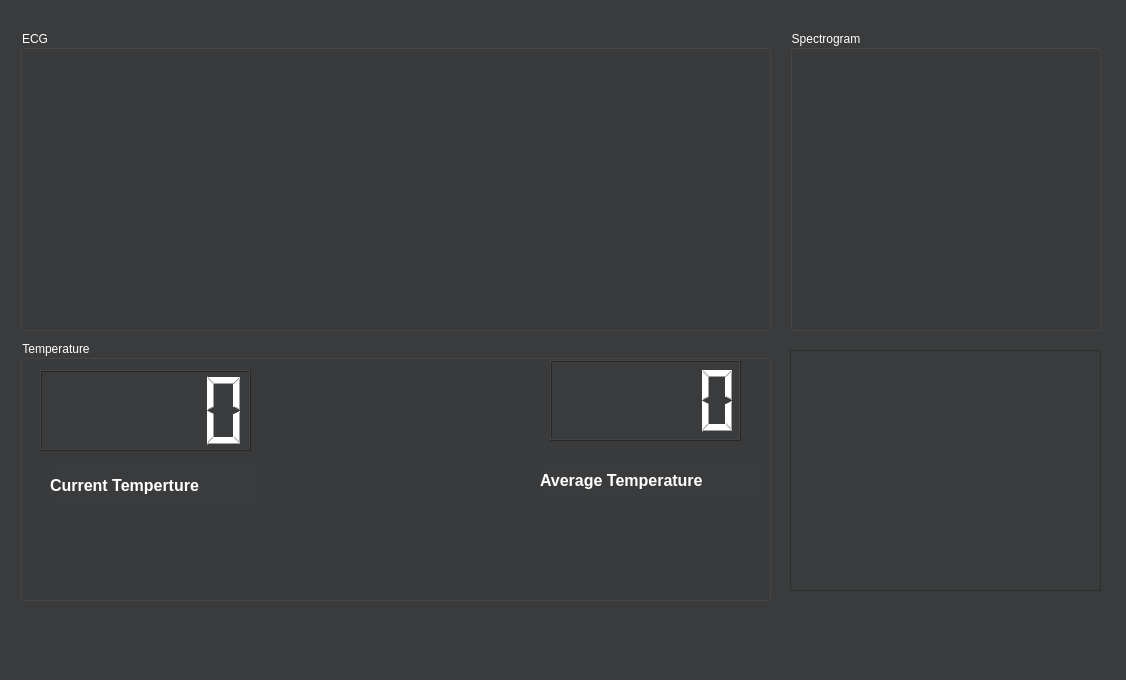
First picture: the form in Design.ui, repository MoHazem02/Patient-Monitor, before the edit.
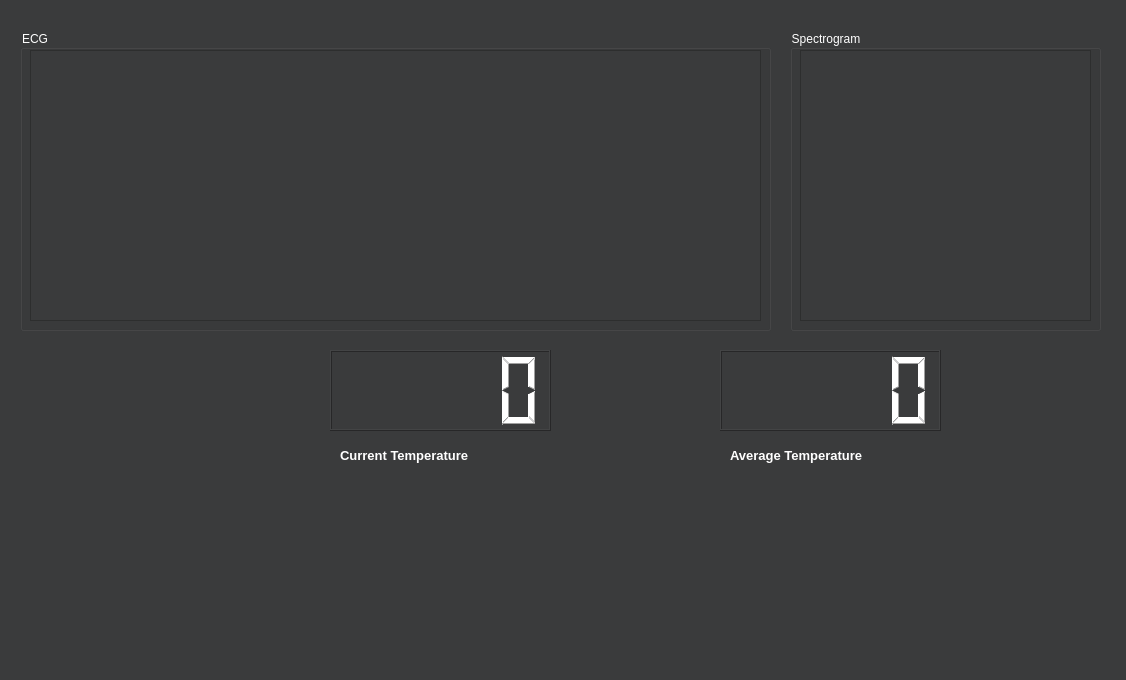
Second picture: the form after the edit. Icons and pictures are not drawn. Custom widgets are drawn as their Qt base class.

Patch:
```diff
--- a/Design.ui
+++ b/Design.ui
@@ -10,6 +10,18 @@
     <height>680</height>
    </rect>
   </property>
+  <property name="minimumSize">
+   <size>
+    <width>1126</width>
+    <height>680</height>
+   </size>
+  </property>
+  <property name="maximumSize">
+   <size>
+    <width>1126</width>
+    <height>680</height>
+   </size>
+  </property>
   <property name="windowTitle">
    <string>Patient Monitor</string>
   </property>
@@ -19,10 +31,12 @@
   </property>
   <property name="styleSheet">
    <string notr="true">background-color:#3A3B3C;
-color: white;</string>
+background-image: url(:/images/Assets/bg2.jpg);
+color: white;
+</string>
   </property>
   <widget class="QWidget" name="centralwidget">
-   <widget class="PlotWidget" name="groupBox">
+   <widget class="QGroupBox" name="groupBox">
     <property name="geometry">
      <rect>
       <x>20</x>
@@ -34,6 +48,16 @@
     <property name="title">
      <string>ECG</string>
     </property>
+    <widget class="PlotWidget" name="ECG_Graph">
+     <property name="geometry">
+      <rect>
+       <x>10</x>
+       <y>20</y>
+       <width>731</width>
+       <height>271</height>
+      </rect>
+     </property>
+    </widget>
    </widget>
    <widget class="QGroupBox" name="groupBox_2">
     <property name="geometry">
@@ -47,25 +71,33 @@
     <property name="title">
      <string>Spectrogram</string>
     </property>
-   </widget>
-   <widget class="QGroupBox" name="groupBox_3">
+    <widget class="QGraphicsView" name="spectrogram">
+     <property name="geometry">
+      <rect>
+       <x>10</x>
+       <y>20</y>
+       <width>291</width>
+       <height>271</height>
+      </rect>
+     </property>
+    </widget>
+   </widget>
+   <widget class="QLCDNumber" name="current_temp_LCD">
     <property name="geometry">
      <rect>
-      <x>20</x>
-      <y>340</y>
-      <width>751</width>
-      <height>261</height>
+      <x>330</x>
+      <y>350</y>
+      <width>221</width>
+      <height>81</height>
      </rect>
     </property>
-    <property name="title">
-     <string>Temperature</string>
-    </property>
-    <widget class="QLCDNumber" name="lcdNumber">
+   </widget>
+   <widget class="QLCDNumber" name="average_temp_LCD">
      <property name="geometry">
       <rect>
-       <x>20</x>
-       <y>30</y>
-       <width>211</width>
+      <x>720</x>
+      <y>350</y>
+      <width>221</width>
        <height>81</height>
       </rect>
      </property>
@@ -73,45 +105,35 @@
     <widget class="QLabel" name="label">
      <property name="geometry">
       <rect>
-       <x>30</x>
-       <y>120</y>
-       <width>211</width>
-       <height>51</height>
+      <x>340</x>
+      <y>440</y>
+      <width>191</width>
+      <height>31</height>
       </rect>
      </property>
      <property name="font">
       <font>
-       <pointsize>12</pointsize>
+      <pointsize>10</pointsize>
        <weight>75</weight>
        <bold>true</bold>
       </font>
      </property>
      <property name="text">
-      <string>Current Temperture</string>
-     </property>
-    </widget>
-    <widget class="QLCDNumber" name="lcdNumber_2">
-     <property name="geometry">
-      <rect>
-       <x>530</x>
-       <y>20</y>
-       <width>191</width>
-       <height>81</height>
-      </rect>
+     <string>Current Temperature</string>
      </property>
     </widget>
     <widget class="QLabel" name="label_2">
      <property name="geometry">
       <rect>
-       <x>520</x>
-       <y>120</y>
-       <width>221</width>
-       <height>41</height>
+      <x>730</x>
+      <y>440</y>
+      <width>191</width>
+      <height>31</height>
       </rect>
      </property>
      <property name="font">
       <font>
-       <pointsize>12</pointsize>
+      <pointsize>10</pointsize>
        <weight>75</weight>
        <bold>true</bold>
       </font>
@@ -120,21 +142,45 @@
       <string>Average Temperature</string>
      </property>
     </widget>
+   <widget class="QLabel" name="status_ok_label">
+    <property name="geometry">
+     <rect>
+      <x>400</x>
+      <y>520</y>
+      <width>91</width>
+      <height>91</height>
+     </rect>
+    </property>
+    <property name="text">
+     <string/>
+    </property>
+    <property name="pixmap">
+     <pixmap resource="resources.qrc">:/images/Assets/checked.png</pixmap>
+    </property>
+    <property name="scaledContents">
+     <bool>true</bool>
+    </property>
    </widget>
-   <widget class="QFrame" name="frame">
+   <widget class="QLabel" name="status_warning_label">
     <property name="geometry">
      <rect>
-      <x>790</x>
-      <y>350</y>
-      <width>311</width>
-      <height>241</height>
+      <x>810</x>
+      <y>520</y>
+      <width>91</width>
+      <height>91</height>
      </rect>
     </property>
-    <property name="frameShape">
-     <enum>QFrame::StyledPanel</enum>
+    <property name="styleSheet">
+     <string notr="true">opacity: 0.1;</string>
     </property>
-    <property name="frameShadow">
-     <enum>QFrame::Raised</enum>
+    <property name="text">
+     <string/>
+    </property>
+    <property name="pixmap">
+     <pixmap resource="resources.qrc">:/images/Assets/warning.png</pixmap>
+    </property>
+    <property name="scaledContents">
+     <bool>true</bool>
     </property>
    </widget>
   </widget>
@@ -153,7 +199,7 @@
  <customwidgets>
   <customwidget>
    <class>PlotWidget</class>
-   <extends>QGroupBox</extends>
+   <extends>QGraphicsView</extends>
    <header>pyqtgraph</header>
    <container>1</container>
   </customwidget>
```
Left out of the diff: 1 changed line with no effect on the pictures. Lines whose indentation alone changed are shown as unchanged.
